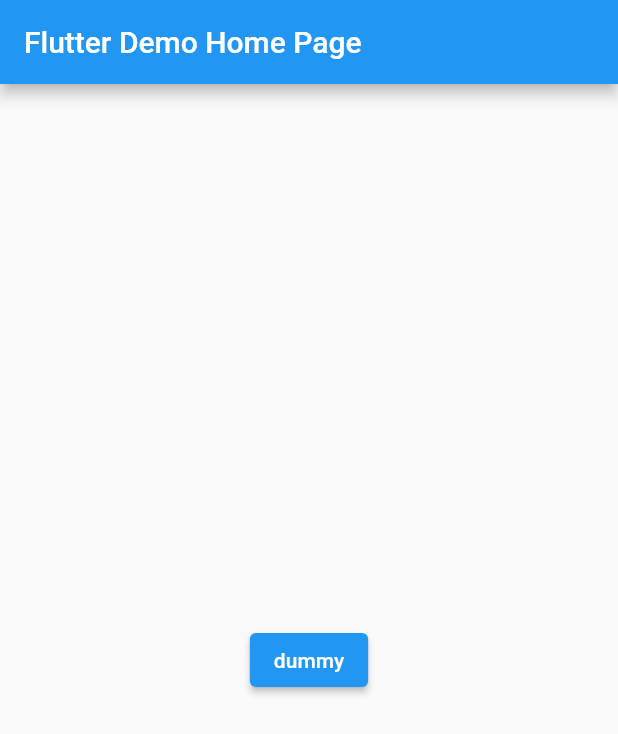
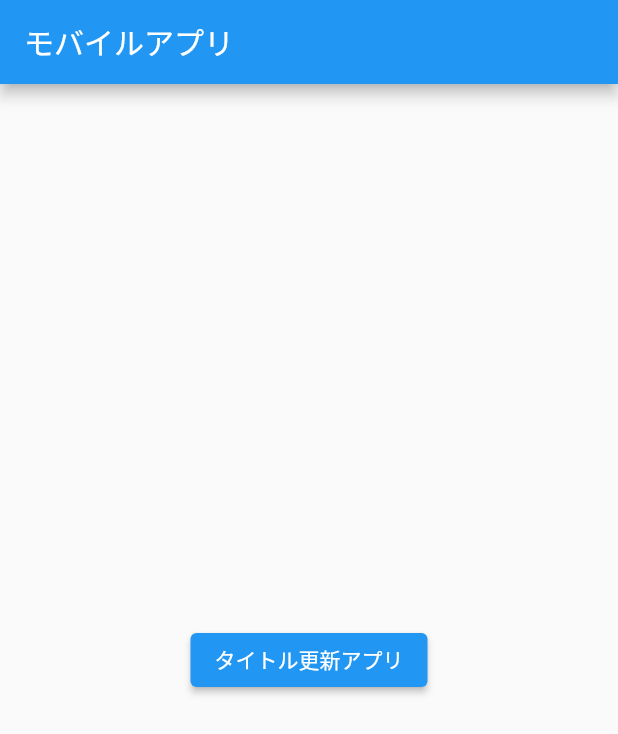
Before and after one commit to kiksun/flutter_apps, a Flutter app: the screen it shows after launch, on a phone screen of 412 x 824 dp. Shown: the top 734 px of the screen. Run offline on Flutter 3.47's test engine with Material 2 defaults, Android fonts, the phone set to English and light mode, and no system bars; our stand-ins replace flutter_riverpod.

Commit message:
add title change app

```diff
--- /dev/null
+++ b/lib/AllWords.dart
@@ -0,0 +1,8 @@
+mixin AllWord {
+  static const input = '入力';
+  static const titleChangeApp = 'タイトル更新アプリ';
+  static const calclation = '電卓';
+  static const mobileApp = 'モバイルアプリ';
+  static const homeTitle = 'Flutter Apps';
+  static const modify = '更新';
+}
--- /dev/null
+++ b/lib/Providers/title_change_provider.dart
@@ -0,0 +1,4 @@
+import 'package:flutter_riverpod/flutter_riverpod.dart';
+
+final textInputProvider = StateProvider<String>((ref) => '');
+final titleProvider = StateProvider<String>((ref) => '');
--- /dev/null
+++ b/lib/home_page.dart
@@ -0,0 +1,37 @@
+import 'package:flutter/material.dart';
+import 'package:flutter_template/AllWords.dart';
+import 'package:flutter_template/Counter/title_change_page.dart';
+
+class MyHomePage extends StatefulWidget {
+  const MyHomePage({super.key, required this.title});
+  final String title;
+
+  @override
+  State<MyHomePage> createState() => _MyHomePageState();
+}
+
+class _MyHomePageState extends State<MyHomePage> {
+  @override
+  Widget build(BuildContext context) {
+    return Scaffold(
+        appBar: AppBar(
+          title: Text(widget.title),
+        ),
+        body: Center(
+          child: Column(
+            mainAxisAlignment: MainAxisAlignment.center,
+            children: <Widget>[
+              ElevatedButton(
+                  onPressed: () {
+                    Navigator.push(
+                      context,
+                      MaterialPageRoute(
+                          builder: (context) => const TitleChangePage()),
+                    );
+                  },
+                  child: const Text(AllWord.titleChangeApp)),
+            ],
+          ),
+        ));
+  }
+}
--- a/lib/main.dart
+++ b/lib/main.dart
@@ -1,8 +1,11 @@
 import 'package:flutter/material.dart';
-import 'package:flutter_template/page_dummy.dart';
+import 'package:flutter_riverpod/flutter_riverpod.dart';
+import 'package:flutter_template/AllWords.dart';
+
+import 'home_page.dart';
 
 void main() {
-  runApp(const MyApp());
+  runApp(const ProviderScope(child: MyApp()));
 }
 
 class MyApp extends StatelessWidget {
@@ -12,47 +15,11 @@ class MyApp extends StatelessWidget {
   @override
   Widget build(BuildContext context) {
     return MaterialApp(
-      title: 'Flutter Demo',
       theme: ThemeData(
         primarySwatch: Colors.blue,
       ),
-      home: const MyHomePage(title: 'Flutter Demo Home Page'),
+      darkTheme: ThemeData.dark(),
+      home: const MyHomePage(title: AllWord.mobileApp),
     );
   }
 }
-
-class MyHomePage extends StatefulWidget {
-  const MyHomePage({super.key, required this.title});
-  final String title;
-
-  @override
-  State<MyHomePage> createState() => _MyHomePageState();
-}
-
-class _MyHomePageState extends State<MyHomePage> {
-  @override
-  Widget build(BuildContext context) {
-    return Scaffold(
-        appBar: AppBar(
-          // Here we take the value from the MyHomePage object that was created by
-          // the App.build method, and use it to set our appbar title.
-          title: Text(widget.title),
-        ),
-        body: Center(
-          child: Column(
-            mainAxisAlignment: MainAxisAlignment.center,
-            children: <Widget>[
-              ElevatedButton(
-                  onPressed: () {
-                    Navigator.push(
-                      context,
-                      MaterialPageRoute(
-                          builder: (context) => const DummyPage()),
-                    );
-                  },
-                  child: const Text('dummy')),
-            ],
-          ),
-        ));
-  }
-}
```
Also changed, not shown: lib/Counter/title_change_button.dart (added, +21 -0 lines), lib/Counter/title_change_input.dart (added, +25 -0 lines), lib/Counter/title_change_page.dart (added, +34 -0 lines), lib/page_dummy.dart (deleted, +0 -20 lines), pubspec.yaml (+3 -71 lines), 1 other file.
